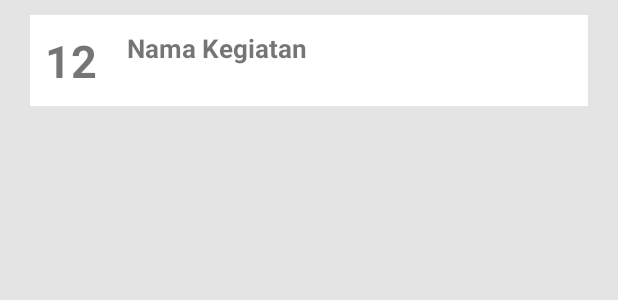
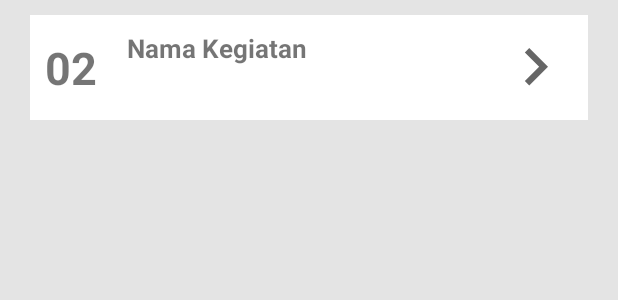
Before and after one commit to dirpenua/DirektoratPendidikan, an Android app: the layout item_agenda.xml on its own in the app's theme, with its tools: preview values and no code run, on a phone screen of 412 x 824 dp. Shown: the top 300 px of the screen. Run offline under Robolectric (Android 15) with nearby library versions, the phone set to English and light mode, and no system bars.

Commit message:
Second Commit

```diff
--- a/app/src/main/java/com/example/direktoratpendidikan/api/ApiClient.java
+++ b/app/src/main/java/com/example/direktoratpendidikan/api/ApiClient.java
@@ -6,7 +6,7 @@ import retrofit2.converter.gson.GsonConverterFactory;
 
 public class ApiClient {
 
-    public static final String BASE_URL = "http://dirpenunair.000webhostapp.com/";
+    public static final String BASE_URL = "https://dirpenunair.000webhostapp.com/";
     public static Retrofit retrofit;
 
     public static Retrofit getApiClient(){
--- a/app/src/main/java/com/example/direktoratpendidikan/api/ApiInterface.java
+++ b/app/src/main/java/com/example/direktoratpendidikan/api/ApiInterface.java
@@ -11,7 +11,7 @@ import retrofit2.http.Query;
 
 public interface ApiInterface {
 
-    @GET("getlist.php")
+    @GET("getlist.php?")
     Call < List<Agenda>> getAgenda(
             @Query("item_type") String item_type
     );
--- a/app/src/main/res/layout/item_agenda.xml
+++ b/app/src/main/res/layout/item_agenda.xml
@@ -6,7 +6,7 @@
     android:layout_marginLeft="20dp"
     android:layout_marginTop="10dp"
     android:layout_marginRight="20dp"
-    android:layout_marginBottom="10dp"
+    android:layout_marginBottom="3dp"
     android:orientation="horizontal"
     android:background="#FFFFFF">
 
@@ -16,7 +16,7 @@
             android:layout_height="wrap_content"
             android:layout_gravity="center"
             android:layout_margin="10dp"
-            android:text="12"
+            android:text="02"
             android:textSize="30sp"
             android:textStyle="bold"
             android:layout_weight="0"/>
@@ -32,12 +32,12 @@
             android:textStyle="bold"
             android:layout_weight="1"/>
 
-        <!--<ImageView-->
-            <!--android:id="@+id/swipe_right"-->
-            <!--android:layout_width="50dp"-->
-            <!--android:layout_height="50dp"-->
-            <!--android:layout_gravity="center_vertical"-->
-            <!--android:layout_margin="10dp"-->
-            <!--android:src="@drawable/ic_swipe_right"-->
-            <!--android:layout_weight="0"/>-->
-    </LinearLayout>
+        <ImageView
+            android:id="@+id/swipe_right"
+            android:layout_width="50dp"
+            android:layout_height="50dp"
+            android:layout_gravity="center_vertical"
+            android:layout_margin="10dp"
+            android:src="@drawable/ic_swipe_right"
+            android:layout_weight="0"/>
+</LinearLayout>
```
Also changed, not shown: app/src/main/java/com/example/direktoratpendidikan/AgendaFragment.java (+32 -31 lines), app/src/main/java/com/example/direktoratpendidikan/adapter/Adapter.java (+10 -8 lines), app/src/main/java/com/example/direktoratpendidikan/data/Agenda.java (+4 -4 lines), app/src/main/res/layout/fragment_agenda.xml (+17 -18 lines).
